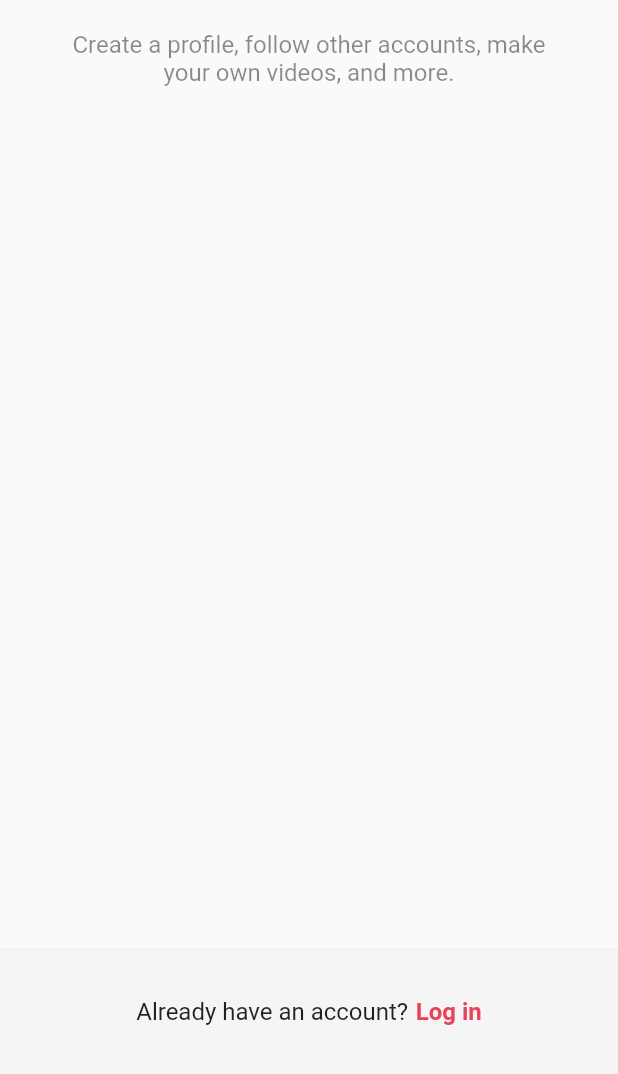
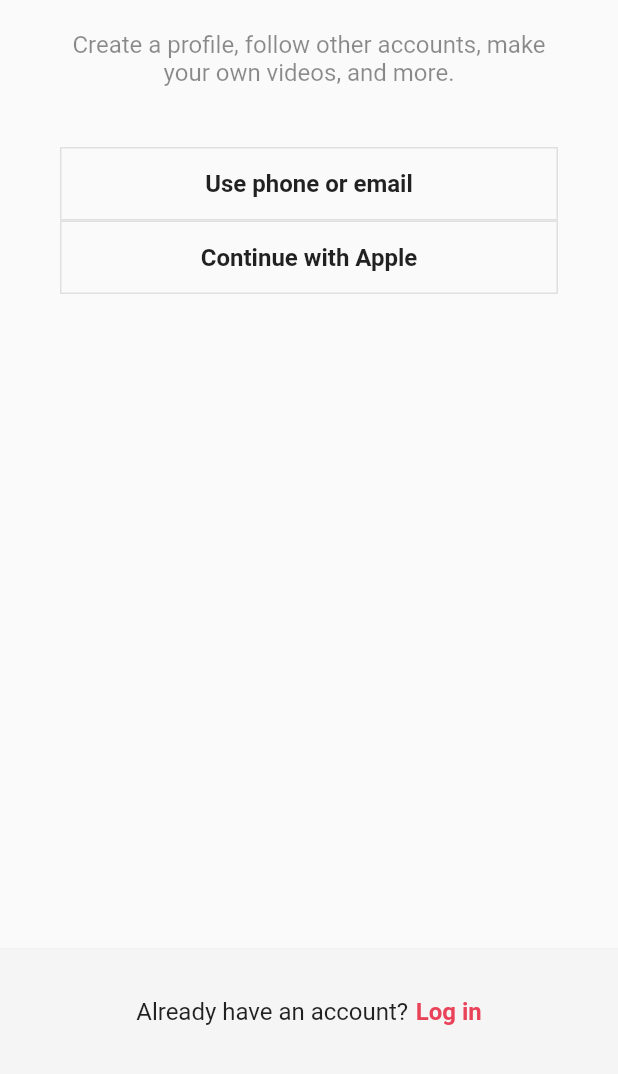
Before and after one commit to cheo419/tiktok, a Flutter app: the screen it shows after launch, on a phone screen of 412 x 824 dp, the part 162-1236 px from its top. Run offline on Flutter 3.47's test engine with Material 2 defaults, Android fonts, the phone set to English and light mode, and no system bars.

```diff
--- a/lib/S.txt
+++ b/lib/S.txt
@@ -1,2 +1,8 @@
 #sign up screen
 SafeArea = safearea를 사용하면 그안에 있는 모든것은 특정 공간에 있을거라고 보장함 ex)상태바같이 그 공간은 확실하게 뭔가에 가려지지않게끔
+
+#login screen
+Navigator.of(context).push() = 화면을 위에 올려놓음
+Navigator.of(context).pop() = 화면을 없앰(=뒤로가기)
+FractionallySizedBox(Widget) = 기본적으로 box위젯인데 크기를 단순히 픽셀로 정하는게 아니라 부모의 크기에 비례해서 크기를 정하게 해주는 위젯
+ex)부모의 크기가 1000px이고 FractionallySizedBox의 widthFactor가 1 이라면 FractionallySizedBox의 너비는 부모의 너비의 100%가 될것이고 widthFactor가 0.5로 설정되어있고 부모의 너비가 1000px 이라면 FractionallySizedBox의 너비는 500px이 될것임
--- a/lib/screnns/sign_up/sign_up_screen.dart
+++ b/lib/features/authentication/sign_up_screen.dart
@@ -1,9 +1,19 @@
 import 'package:flutter/material.dart';
 import 'package:tiktok/constants/gaps.dart';
 import 'package:tiktok/constants/sizes.dart';
+import 'package:tiktok/features/authentication/login_screen.dart';
+import 'package:tiktok/features/authentication/widgets/auth_button.dart';
 
 class SignUpScreen extends StatelessWidget {
   const SignUpScreen({super.key});
+
+  void onLoginTap(BuildContext context) {
+    Navigator.of(context).push(
+      MaterialPageRoute(
+        builder: (context) => const LoginScreen(),
+      ),
+    );
+  }
 
   @override
   Widget build(BuildContext context) {
@@ -34,6 +44,8 @@ class SignUpScreen extends StatelessWidget {
                 textAlign: TextAlign.center,
               ),
               Gaps.v40,
+              AuthButton(text: "Use phone or email"),
+              AuthButton(text: "Continue with Apple"),
             ],
           ),
         ),
@@ -56,6 +68,7 @@ class SignUpScreen extends StatelessWidget {
               ),
               Gaps.h5,
               GestureDetector(
+                onTap: () => onLoginTap(context),
                 child: Text(
                   'Log in',
                   style: TextStyle(
--- /dev/null
+++ b/lib/features/authentication/widgets/auth_button.dart
@@ -0,0 +1,30 @@
+import 'package:flutter/material.dart';
+import 'package:tiktok/constants/sizes.dart';
+
+class AuthButton extends StatelessWidget {
+  final String text;
+
+  const AuthButton({super.key, required this.text});
+
+  @override
+  Widget build(BuildContext context) {
+    return FractionallySizedBox(
+      widthFactor: 1,
+      child: Container(
+        padding: const EdgeInsets.symmetric(vertical: Sizes.size14),
+        decoration: BoxDecoration(
+          border: Border.all(
+            color: Colors.grey.shade300,
+            width: Sizes.size1,
+          ),
+        ),
+        child: Text(
+          text,
+          style: const TextStyle(
+              fontSize: Sizes.size16, fontWeight: FontWeight.w600),
+          textAlign: TextAlign.center,
+        ),
+      ),
+    );
+  }
+}
--- a/lib/main.dart
+++ b/lib/main.dart
@@ -1,5 +1,5 @@
 import 'package:flutter/material.dart';
-import 'package:tiktok/screnns/sign_up/sign_up_screen.dart';
+import 'package:tiktok/features/authentication/sign_up_screen.dart';
 
 void main() {
   runApp(const TikTokApp());
```
Also changed, not shown: lib/features/authentication/login_screen.dart (added, +77 -0 lines).
